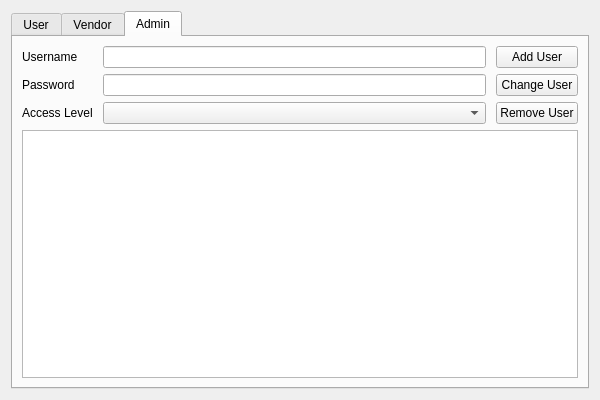
The window that workplacewidget.ui (JoiNNewtany/Qt-Shop-Database) describes before a commit, drawn with Qt 5.
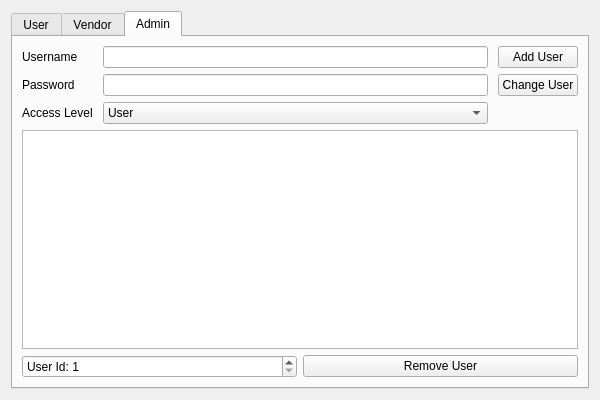
The same window after the commit. The open tabs and pages were chosen to show the change.

Commit message: Added poorly implemented remove and add options.

Patch:
```diff
--- a/workplacewidget.ui
+++ b/workplacewidget.ui
@@ -170,13 +170,6 @@
            </property>
           </widget>
          </item>
-         <item row="2" column="2">
-          <widget class="QPushButton" name="removeUserButton">
-           <property name="text">
-            <string>Remove User</string>
-           </property>
-          </widget>
-         </item>
          <item row="0" column="0">
           <widget class="QLabel" name="userNameLabel">
            <property name="text">
@@ -205,7 +198,23 @@
           <widget class="QLineEdit" name="userPasswordEdit"/>
          </item>
          <item row="2" column="1">
-          <widget class="QComboBox" name="userAccessLvEdit"/>
+          <widget class="QComboBox" name="userAccessLvEdit">
+           <item>
+            <property name="text">
+             <string>User</string>
+            </property>
+           </item>
+           <item>
+            <property name="text">
+             <string>Vendor</string>
+            </property>
+           </item>
+           <item>
+            <property name="text">
+             <string>Admin</string>
+            </property>
+           </item>
+          </widget>
          </item>
          <item row="2" column="0">
           <widget class="QLabel" name="userAccessLvLabel">
@@ -219,6 +228,27 @@
        <item>
         <widget class="QTableView" name="adminTableView"/>
        </item>
+       <item>
+        <layout class="QGridLayout" name="gridLayout_5" columnstretch="0,0">
+         <item row="0" column="0">
+          <widget class="QSpinBox" name="userIdSpinBox">
+           <property name="prefix">
+            <string>User Id: </string>
+           </property>
+           <property name="minimum">
+            <number>1</number>
+           </property>
+          </widget>
+         </item>
+         <item row="0" column="1">
+          <widget class="QPushButton" name="removeUserButton">
+           <property name="text">
+            <string>Remove User</string>
+           </property>
+          </widget>
+         </item>
+        </layout>
+       </item>
       </layout>
      </widget>
     </widget>
```
Left out of the diff: 45 changed lines with no effect on the pictures. The commit also changes 2 other files.
